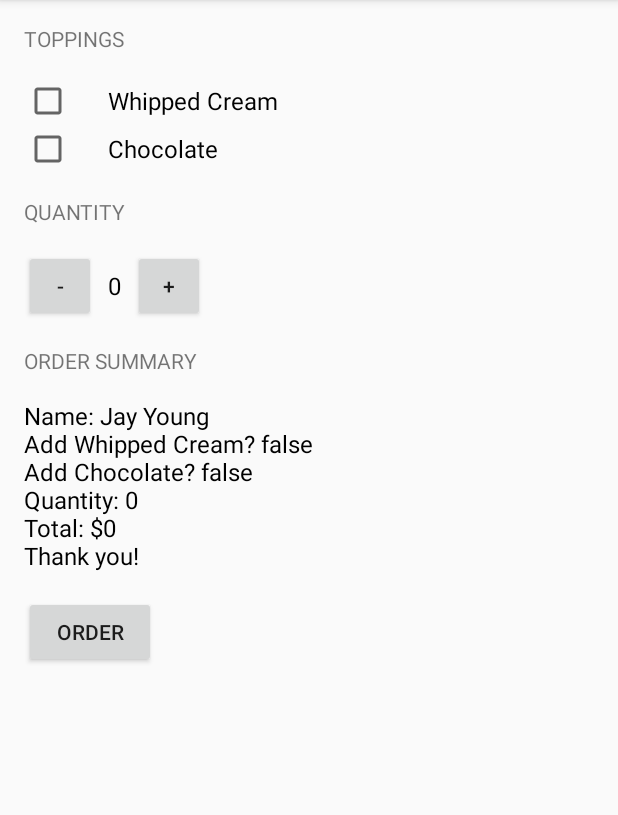
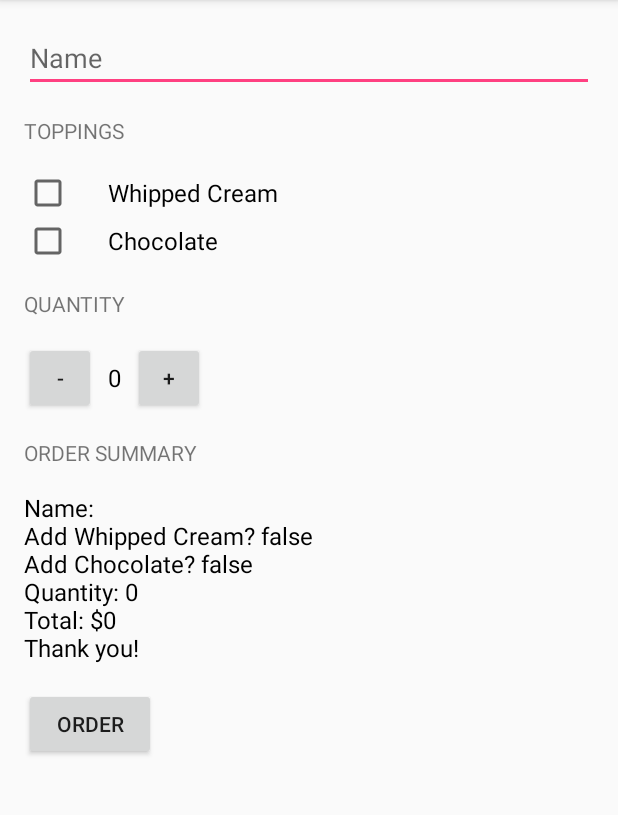
Before and after one commit to jaytyoung1/JustJava, an Android app: the screen it shows after launch (MainActivity), after a tap on "ORDER", on a phone screen of 412 x 824 dp, the part 84-899 px from its top. Run offline under Robolectric (Android 15) with nearby library versions, the phone set to English and light mode, and no system bars.

Commit message:
Add name EditText field

```diff
--- a/app/src/main/java/com/example/android/justjava/MainActivity.java
+++ b/app/src/main/java/com/example/android/justjava/MainActivity.java
@@ -4,6 +4,7 @@ import android.os.Bundle;
 import android.support.v7.app.AppCompatActivity;
 import android.view.View;
 import android.widget.CheckBox;
+import android.widget.EditText;
 import android.widget.TextView;
 
 /**
@@ -38,6 +39,9 @@ public class MainActivity extends AppCompatActivity {
      * This method is called when the order button is clicked.
      */
     public void submitOrder(View view) {
+        EditText nameField = (EditText) findViewById(R.id.name_field);
+        String name = nameField.getText().toString();
+
         //figure out if the user wants whipped cream topping
         CheckBox whippedCreamCheckBox = (CheckBox) findViewById(R.id.whipped_cream_checkbox);
         boolean hasWhippedCream = whippedCreamCheckBox.isChecked();
@@ -47,7 +51,7 @@ public class MainActivity extends AppCompatActivity {
         boolean hasChocolate = chocolateCheckBox.isChecked();
 
         int price = calculatePrice();
-        displayMessage(createOrderSummary(price, hasWhippedCream, hasChocolate));
+        displayMessage(createOrderSummary(name, price, hasWhippedCream, hasChocolate));
     }
 
     /**
@@ -62,13 +66,14 @@ public class MainActivity extends AppCompatActivity {
     /**
      * Create summary of the order
      *
+     * @param name            of the customer
      * @param price           of the order
      * @param addWhippedCream is whether or not the user wants whipped cream topping
      * @param addChocolate    is whether or not the user wants chocolate topping
      * @return text summary
      */
-    private String createOrderSummary(int price, boolean addWhippedCream, boolean addChocolate) {
-        String priceMessage = "Name: Jay Young";
+    private String createOrderSummary(String name, int price, boolean addWhippedCream, boolean addChocolate) {
+        String priceMessage = "Name: " + name;
         priceMessage += "\nAdd Whipped Cream? " + addWhippedCream;
         priceMessage += "\nAdd Chocolate? " + addChocolate;
         priceMessage += "\nQuantity: " + quantity;
--- a/app/src/main/res/layout/activity_main.xml
+++ b/app/src/main/res/layout/activity_main.xml
@@ -11,10 +11,18 @@
     android:paddingTop="@dimen/activity_vertical_margin"
     tools:context="com.example.android.justjava.MainActivity">
 
+    <EditText
+        android:id="@+id/name_field"
+        android:layout_width="match_parent"
+        android:layout_height="wrap_content"
+        android:hint="Name"
+        android:inputType="textCapWords" />
+
     <TextView
         android:layout_width="wrap_content"
         android:layout_height="wrap_content"
         android:layout_marginBottom="16dp"
+        android:layout_marginTop="16dp"
         android:text="Toppings"
         android:textAllCaps="true" />
 
```
